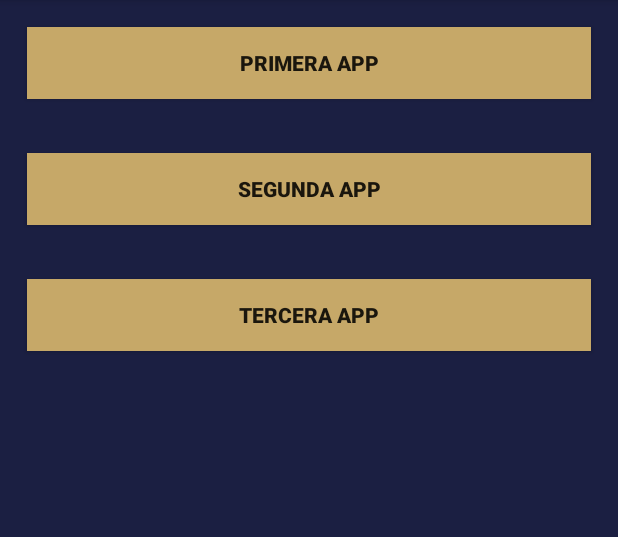
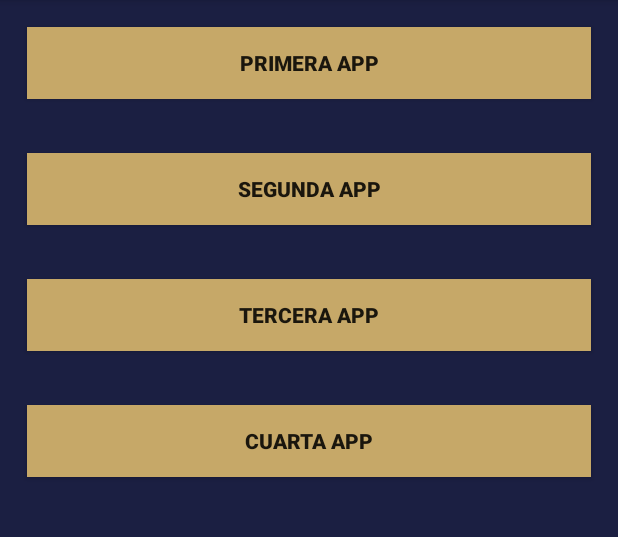
Before and after one commit to jucaicedoa/practica_2023, an Android app: the screen it shows after launch (PantallaInicialActivity), on a phone screen of 412 x 824 dp, the part 84-621 px from its top. Run offline under Robolectric (Android 15) with nearby library versions, the phone set to English and light mode, and no system bars.

Commit message:
agrego boton app4

```diff
--- a/practica_kotlin/appsBasicas1/app/src/main/res/layout/activity_pantalla_inicial.xml
+++ b/practica_kotlin/appsBasicas1/app/src/main/res/layout/activity_pantalla_inicial.xml
@@ -37,6 +37,17 @@
         android:background="#C6A868"
         android:text="Tercera app"
         android:textStyle="bold"
+        />
+
+    <androidx.appcompat.widget.AppCompatButton
+        android:id="@+id/BtnApp4"
+        android:layout_width="match_parent"
+        android:layout_height="wrap_content"
+        android:layout_margin="18dp"
+        android:layout_marginVertical="10dp"
+        android:background="#C6A868"
+        android:text="Cuarta APP"
+        android:textStyle="bold"
 
         />
 </androidx.appcompat.widget.LinearLayoutCompat>
```
